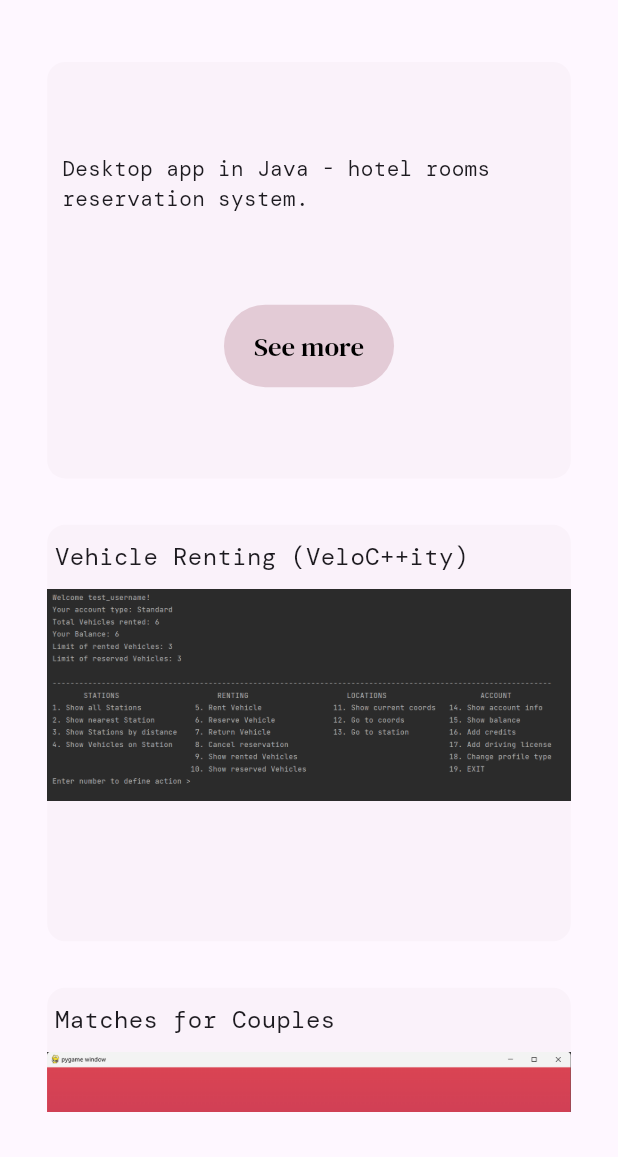
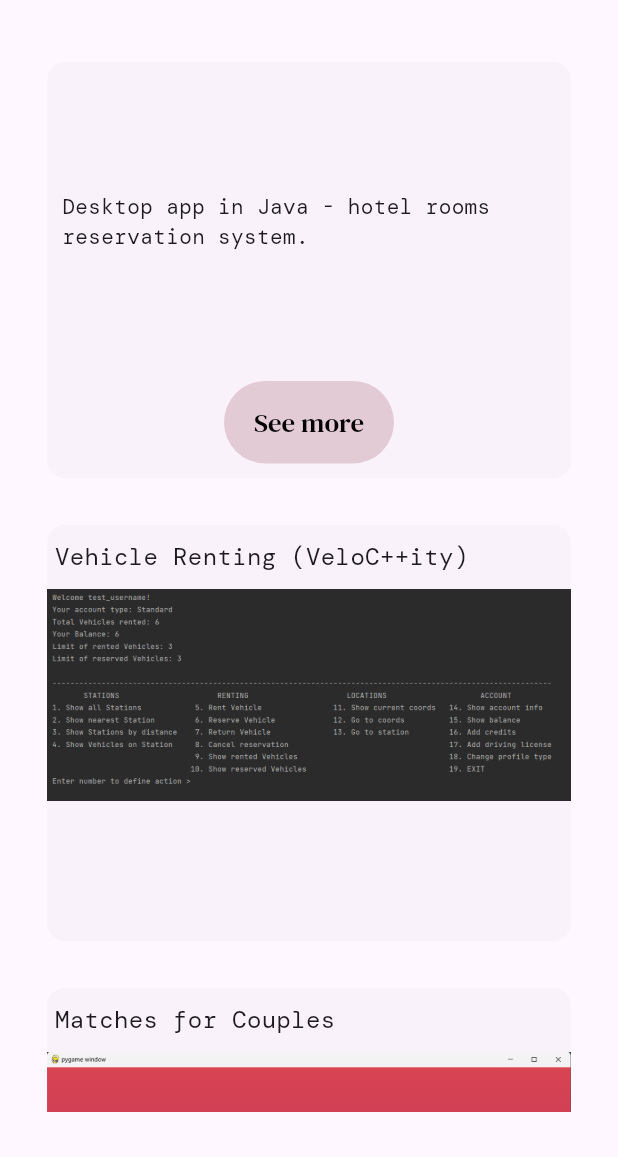
Before and after one commit to angost/Portfolio-Website, a Flutter app: the ProjectsPage screen opened directly, after a tap on "Hotels Application (Sleeping.com)", on a phone screen of 412 x 824 dp, the part 79-1236 px from its top. Run offline on Flutter 3.47's test engine with Material 3 defaults, Android fonts, the phone set to English and light mode, and no system bars; drawn by our look-alikes of auto_size_text, flip_card; our stand-ins replace carousel_slider, dotted_border, flutter_widget_from_html; project files that could hold a hidden picture were left out.

Commit message:
Pottential fix "Improve text on card's back - it auto scales, but crops some parts" it has some side effects though, might bring back to the last form

```diff
--- a/lib/projectCardBack.dart
+++ b/lib/projectCardBack.dart
@@ -14,17 +14,21 @@ class ProjectCardBack extends Card {
           shadowColor: Colors.transparent,
           color: Color.fromRGBO(250, 242, 250, 1),
           child: Column(
-              mainAxisAlignment: MainAxisAlignment.spaceEvenly,
+              mainAxisAlignment: MainAxisAlignment.center,
               children: <Widget>[
-                Padding(
+                Expanded(
+                    child: Padding(
                   padding: const EdgeInsets.only(left: 10, right: 10),
+                  child: Center(
                     child: AutoSizeText(
                       description,
                       style: textBodySmall,
-                    maxLines: 3,
                     ),
                   ),
-                ElevatedButton(
+                )),
+                Padding(
+                  padding: const EdgeInsets.only(bottom: 10),
+                  child: ElevatedButton(
                     onPressed: () {
                       Navigator.pushReplacement(
                         context,
@@ -37,17 +41,19 @@ class ProjectCardBack extends Card {
                       );
                     },
                     style: ElevatedButton.styleFrom(
-                      padding: EdgeInsets.only(
+                        padding: const EdgeInsets.only(
                             top: 15, bottom: 15, left: 20, right: 20),
                         backgroundColor: const Color.fromRGBO(227, 203, 214, 1),
-                      foregroundColor: const Color.fromRGBO(201, 116, 149, 0.5),
+                        foregroundColor:
+                            const Color.fromRGBO(201, 116, 149, 0.5),
                         textStyle: textButtons,
                         shadowColor: Colors.transparent),
                     child: Text(
                       "See more",
                       style: textButtons.copyWith(color: Colors.black),
                     ),
-                )
+                  ),
+                ),
               ]),
         );
 }
```
Lines whose indentation alone changed are shown as unchanged.
